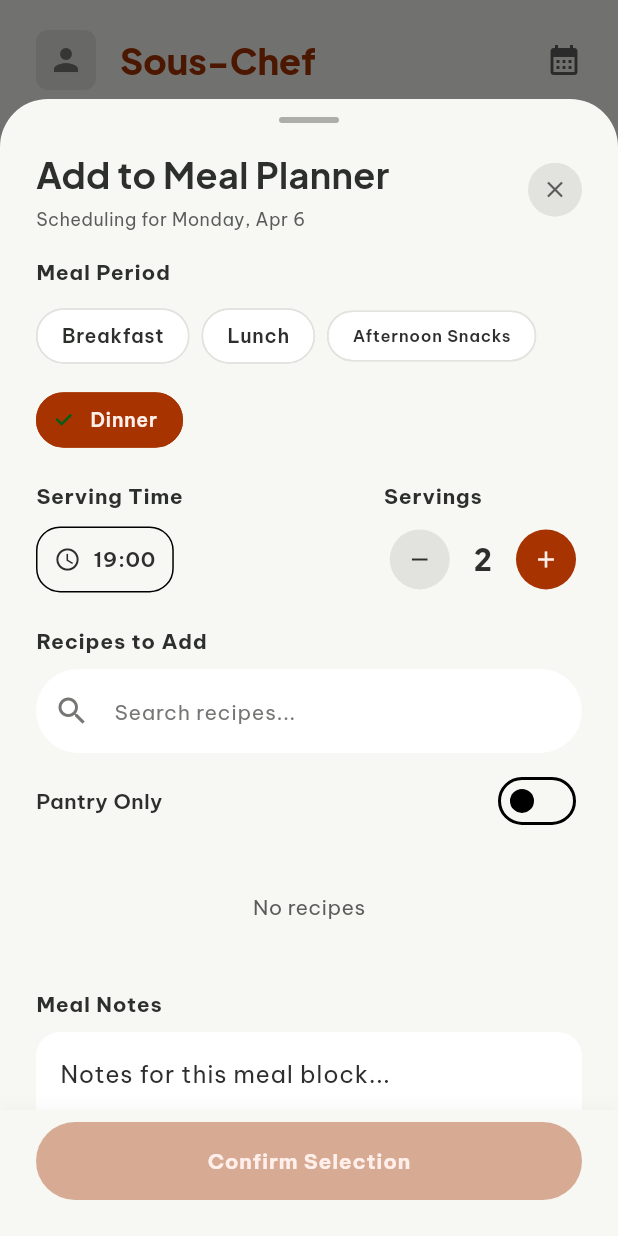
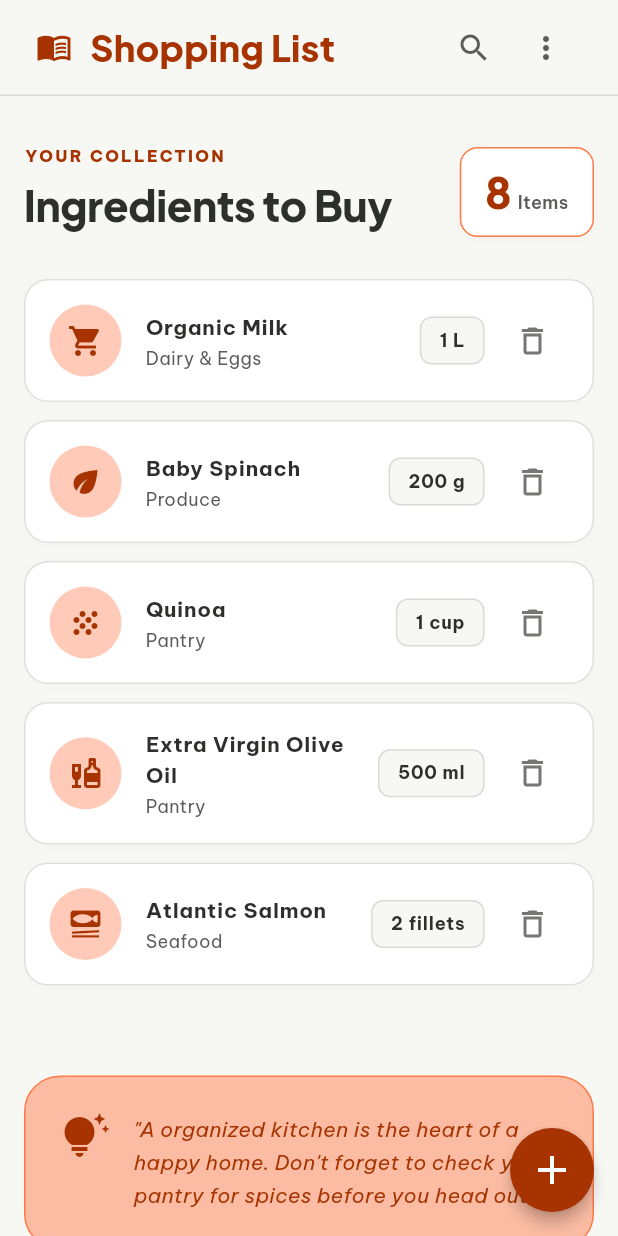
Before and after one commit to AshrafiAnkon/ankon-chef, a Flutter app: the screen it shows once a user with an empty profile is signed in, item 4 of the bottom bar chosen, after a tap on the "shopping cart" icon, on a phone screen of 412 x 824 dp. Run offline on Flutter 3.47's test engine with Material 3 defaults, Android fonts, the phone set to English and light mode, and no system bars; our stand-ins replace cached_network_image, cloud_firestore, equatable, firebase_auth, firebase_core, go_router and 6 more; accounts and stored records are empty; generated files the repository leaves out were written again; network calls fail; statements that could not run were skipped.

Commit message:
meal planner runtime error fixed

```diff
--- a/lib/models/meal_plan_model.dart
+++ b/lib/models/meal_plan_model.dart
@@ -21,12 +21,12 @@
 
   factory PlannedMeal.fromMap(Map<String, dynamic> data) {
     return PlannedMeal(
-      recipeId: data['recipeId'] as String,
-      mealPeriod: data['mealPeriod'] as String? ?? 'Dinner',
-      servingTime: data['servingTime'] as String? ?? '19:00',
-      servings: data['servings'] as int? ?? 2,
-      mealNotes: data['mealNotes'] as String? ?? '',
-      prepReminders: List<String>.from(data['prepReminders'] ?? []),
+      recipeId: data['recipeId']?.toString() ?? '',
+      mealPeriod: data['mealPeriod']?.toString() ?? 'Dinner',
+      servingTime: data['servingTime']?.toString() ?? '19:00',
+      servings: data['servings'] is num ? (data['servings'] as num).toInt() : 2,
+      mealNotes: data['mealNotes']?.toString() ?? '',
+      prepReminders: List<String>.from((data['prepReminders'] as List?) ?? []),
     );
   }
 
@@ -69,29 +69,29 @@
   });
 
   /// Computed property for backward compatibility
-  List<String> get recipeIds => plannedMeals.map((m) => m.recipeId).toList();
+  List<String> get recipeIds => plannedMeals.map<String>((m) => m.recipeId).toList();
 
   factory MealPlan.fromFirestore(DocumentSnapshot doc) {
     final data = doc.data() as Map<String, dynamic>;
 
     // Support backward compatibility where recipeIds was used
     List<PlannedMeal> meals = [];
-    if (data.containsKey('plannedMeals')) {
+    if (data['plannedMeals'] != null) {
       meals = (data['plannedMeals'] as List)
-          .map((m) => PlannedMeal.fromMap(m as Map<String, dynamic>))
+          .map((m) => PlannedMeal.fromMap(Map<String, dynamic>.from(m as Map<dynamic, dynamic>)))
           .toList();
-    } else if (data.containsKey('recipeIds')) {
+    } else if (data['recipeIds'] != null && data['recipeIds'] is List) {
       meals = (data['recipeIds'] as List)
-          .map((id) => PlannedMeal(recipeId: id as String))
+          .map((id) => PlannedMeal(recipeId: id?.toString() ?? ''))
           .toList();
     }
 
     return MealPlan(
       id: doc.id,
-      userId: data['userId'] as String,
-      planDate: (data['planDate'] as Timestamp).toDate(),
+      userId: data['userId']?.toString() ?? '',
+      planDate: data['planDate'] is Timestamp ? (data['planDate'] as Timestamp).toDate() : DateTime.now(),
       plannedMeals: meals,
-      createdAt: (data['createdAt'] as Timestamp).toDate(),
+      createdAt: data['createdAt'] is Timestamp ? (data['createdAt'] as Timestamp).toDate() : DateTime.now(),
     );
   }
 
--- a/lib/router/app_router.dart
+++ b/lib/router/app_router.dart
@@ -10,6 +10,7 @@
 import '../ui/screens/pantry_screen.dart';
 import '../ui/screens/meal_plan_screen.dart';
 import '../ui/screens/filter_recipes_screen.dart';
+import '../ui/screens/shopping_list_screen.dart';
 
 part 'app_router.g.dart';
 
@@ -92,6 +93,11 @@
         name: 'filter-recipes',
         builder: (context, state) => const FilterRecipesScreen(),
       ),
+      GoRoute(
+        path: '/shopping-list',
+        name: 'shopping-list',
+        builder: (context, state) => const ShoppingListScreen(),
+      ),
     ],
   );
 }
--- a/lib/ui/screens/meal_plan_screen.dart
+++ b/lib/ui/screens/meal_plan_screen.dart
@@ -153,7 +153,37 @@
       backgroundColor: AppColors.surface,
       appBar: _buildAppBar(),
       body: _buildBody(),
+      floatingActionButton: _buildFAB(),
       bottomNavigationBar: _buildBottomNav(context),
+    );
+  }
+
+  Widget _buildFAB() {
+    return Container(
+      width: 56,
+      height: 56,
+      decoration: BoxDecoration(
+        gradient: const LinearGradient(
+          colors: [AppColors.primary, AppColors.primaryContainer],
+          begin: Alignment.topLeft,
+          end: Alignment.bottomRight,
+        ),
+        shape: BoxShape.circle,
+        boxShadow: [
+          BoxShadow(
+            color: AppColors.primary.withAlpha(80),
+            blurRadius: 16,
+            offset: const Offset(0, 6),
+          ),
+        ],
+      ),
+      child: FloatingActionButton(
+        onPressed: () => _showSelectRecipesDialog(),
+        backgroundColor: Colors.transparent,
+        elevation: 0,
+        shape: const CircleBorder(),
+        child: const Icon(Icons.add, color: Colors.white, size: 28),
+      ),
     );
   }
 
@@ -268,7 +298,7 @@
           shape: const CircleBorder(),
           child: InkWell(
             customBorder: const CircleBorder(),
-            onTap: () => _showSelectRecipesDialog(),
+            onTap: () => context.push('/shopping-list'),
             child: const SizedBox(
               width: 56,
               height: 56,
--- /dev/null
+++ b/lib/ui/screens/shopping_list_screen.dart
@@ -0,0 +1,309 @@
+import 'package:flutter/material.dart';
+import 'package:go_router/go_router.dart';
+import 'package:hooks_riverpod/hooks_riverpod.dart';
+
+import '../theme/app_colors.dart';
+import '../theme/app_text_styles.dart';
+
+class ShoppingListScreen extends ConsumerWidget {
+  const ShoppingListScreen({super.key});
+
+  @override
+  Widget build(BuildContext context, WidgetRef ref) {
+    return Scaffold(
+      backgroundColor: const Color(0xFFF7F7F3), // Soft Cream from HTML
+      extendBodyBehindAppBar: true,
+      extendBody: true,
+      appBar: PreferredSize(
+        preferredSize: const Size.fromHeight(64),
+        child: Container(
+          decoration: BoxDecoration(
+            color: AppColors.surface.withAlpha(240),
+            border: Border(
+              bottom: BorderSide(color: AppColors.outlineVariant.withAlpha(100)),
+            ),
+          ),
+          child: SafeArea(
+            bottom: false,
+            child: Padding(
+              padding: const EdgeInsets.symmetric(horizontal: 24, vertical: 12),
+              child: Row(
+                children: [
+                  const Icon(
+                    Icons.menu_book,
+                    color: AppColors.primary,
+                  ),
+                  const SizedBox(width: 12),
+                  Text(
+                    'Shopping List',
+                    style: AppTextStyles.h3.copyWith(
+                      color: AppColors.primary,
+                      fontWeight: FontWeight.w800,
+                    ),
+                  ),
+                  const Spacer(),
+                  IconButton(
+                    icon: const Icon(Icons.search, color: AppColors.onSurfaceVariant),
+                    onPressed: () {},
+                  ),
+                  IconButton(
+                    icon: const Icon(Icons.more_vert, color: AppColors.onSurfaceVariant),
+                    onPressed: () {},
+                  ),
+                ],
+              ),
+            ),
+          ),
+        ),
+      ),
+      body: SingleChildScrollView(
+        padding: EdgeInsets.only(
+          top: MediaQuery.of(context).padding.top + 80,
+          left: 16,
+          right: 16,
+          bottom: 120,
+        ),
+        child: Column(
+          crossAxisAlignment: CrossAxisAlignment.start,
+          children: [
+            Padding(
+              padding: const EdgeInsets.symmetric(vertical: 16),
+              child: Row(
+                crossAxisAlignment: CrossAxisAlignment.end,
+                children: [
+                  Expanded(
+                    child: Column(
+                      crossAxisAlignment: CrossAxisAlignment.start,
+                      children: [
+                        Text(
+                          'YOUR COLLECTION',
+                          style: AppTextStyles.labelSmall.copyWith(
+                            color: AppColors.primary,
+                            fontWeight: FontWeight.w800,
+                            letterSpacing: 1.5,
+                          ),
+                        ),
+                        const SizedBox(height: 4),
+                        Text(
+                          'Ingredients to Buy',
+                          style: AppTextStyles.h2.copyWith(
+                            color: AppColors.onBackground,
+                            fontWeight: FontWeight.w800,
+                          ),
+                        ),
+                      ],
+                    ),
+                  ),
+                  Container(
+                    padding: const EdgeInsets.symmetric(horizontal: 16, vertical: 8),
+                    decoration: BoxDecoration(
+                      color: Colors.white,
+                      borderRadius: BorderRadius.circular(12),
+                      border: Border.all(color: AppColors.primaryContainer),
+                      boxShadow: [
+                        BoxShadow(
+                          color: Colors.black.withAlpha(5),
+                          blurRadius: 8,
+                          offset: const Offset(0, 2),
+                        ),
+                      ],
+                    ),
+                    child: Row(
+                      crossAxisAlignment: CrossAxisAlignment.baseline,
+                      textBaseline: TextBaseline.alphabetic,
+                      children: [
+                        Text(
+                          '8',
+                          style: AppTextStyles.h2.copyWith(
+                            color: AppColors.primary,
+                            fontWeight: FontWeight.w800,
+                          ),
+                        ),
+                        const SizedBox(width: 4),
+                        Text(
+                          'Items',
+                          style: AppTextStyles.bodySmall.copyWith(
+                            color: AppColors.onSurfaceVariant,
+                            fontWeight: FontWeight.w600,
+                          ),
+                        ),
+                      ],
+                    ),
+                  ),
+                ],
+              ),
+            ),
+            const SizedBox(height: 12),
+            _IngredientCard(
+              icon: Icons.local_grocery_store,
+              title: 'Organic Milk',
+              category: 'Dairy & Eggs',
+              amount: '1 L',
+            ),
+            _IngredientCard(
+              icon: Icons.eco,
+              title: 'Baby Spinach',
+              category: 'Produce',
+              amount: '200 g',
+            ),
+            _IngredientCard(
+              icon: Icons.grain,
+              title: 'Quinoa',
+              category: 'Pantry',
+              amount: '1 cup',
+            ),
+            _IngredientCard(
+              icon: Icons.liquor,
+              title: 'Extra Virgin Olive Oil',
+              category: 'Pantry',
+              amount: '500 ml',
+            ),
+            _IngredientCard(
+              icon: Icons.set_meal,
+              title: 'Atlantic Salmon',
+              category: 'Seafood',
+              amount: '2 fillets',
+            ),
+            const SizedBox(height: 48),
+            Container(
+              padding: const EdgeInsets.all(24),
+              decoration: BoxDecoration(
+                color: AppColors.primaryContainer.withAlpha(120),
+                borderRadius: BorderRadius.circular(24),
+                border: Border.all(color: AppColors.primaryContainer),
+              ),
+              child: Row(
+                crossAxisAlignment: CrossAxisAlignment.start,
+                children: [
+                  const Icon(
+                    Icons.tips_and_updates,
+                    color: AppColors.primary,
+                    size: 32,
+                  ),
+                  const SizedBox(width: 16),
+                  Expanded(
+                    child: Text(
+                      '"A organized kitchen is the heart of a happy home. Don\'t forget to check your pantry for spices before you head out!"',
+                      style: AppTextStyles.bodyMedium.copyWith(
+                        color: AppColors.primary,
+                        fontStyle: FontStyle.italic,
+                        height: 1.6,
+                      ),
+                    ),
+                  ),
+                ],
+              ),
+            ),
+          ],
+        ),
+      ),
+      floatingActionButton: FloatingActionButton(
+        onPressed: () {},
+        backgroundColor: AppColors.primary,
+        foregroundColor: Colors.white,
+        elevation: 4,
+        shape: const CircleBorder(),
+        child: const Icon(Icons.add, size: 32),
+      ),
+      // Use existing bottom nav from app layout if we had one extracted,
+      // but for now we won't add a Scaffold-level bottomNav unless needed globally.
+      // Usually bottom navigation is handled by a shell route.
+    );
+  }
+}
+
+class _IngredientCard extends StatelessWidget {
+  const _IngredientCard({
+    required this.icon,
+    required this.title,
+    required this.category,
+    required this.amount,
+  });
+
+  final IconData icon;
+  final String title;
+  final String category;
+  final String amount;
+
+  @override
+  Widget build(BuildContext context) {
+    return Container(
+      margin: const EdgeInsets.only(bottom: 12),
+      padding: const EdgeInsets.all(16),
+      decoration: BoxDecoration(
+        color: Colors.white,
+        borderRadius: BorderRadius.circular(16),
+        border: Border.all(color: AppColors.outlineVariant.withAlpha(100)),
+        boxShadow: [
+          BoxShadow(
+            color: Colors.black.withAlpha(4),
+            blurRadius: 8,
+            offset: const Offset(0, 2),
+          ),
+        ],
+      ),
+      child: Row(
+        children: [
+          Container(
+            width: 48,
+            height: 48,
+            decoration: BoxDecoration(
+              color: AppColors.primaryContainer.withAlpha(100),
+              shape: BoxShape.circle,
+            ),
+            child: Icon(
+              icon,
+              color: AppColors.primary,
+              size: 24,
+            ),
+          ),
+          const SizedBox(width: 16),
+          Expanded(
+            child: Column(
+              crossAxisAlignment: CrossAxisAlignment.start,
+              children: [
+                Text(
+                  title,
+                  style: AppTextStyles.labelLarge.copyWith(
+                    fontWeight: FontWeight.w700,
+                    color: AppColors.onBackground,
+                  ),
+                ),
+                const SizedBox(height: 2),
+                Text(
+                  category,
+                  style: AppTextStyles.bodySmall.copyWith(
+                    color: AppColors.onSurfaceVariant,
+                  ),
+                ),
+              ],
+            ),
+          ),
+          Container(
+            padding: const EdgeInsets.symmetric(horizontal: 12, vertical: 6),
+            decoration: BoxDecoration(
+              color: AppColors.surface,
+              borderRadius: BorderRadius.circular(8),
+              border: Border.all(color: AppColors.outlineVariant.withAlpha(100)),
+            ),
+            child: Text(
+              amount,
+              style: AppTextStyles.labelMedium.copyWith(
+                fontWeight: FontWeight.w700,
+                color: AppColors.onBackground,
+              ),
+            ),
+          ),
+          const SizedBox(width: 8),
+          IconButton(
+            icon: const Icon(Icons.delete_outline, color: AppColors.outline),
+            onPressed: () {},
+            padding: EdgeInsets.zero,
+            constraints: const BoxConstraints(),
+            splashRadius: 24,
+          ),
+        ],
+      ),
+    );
+  }
+}
```
